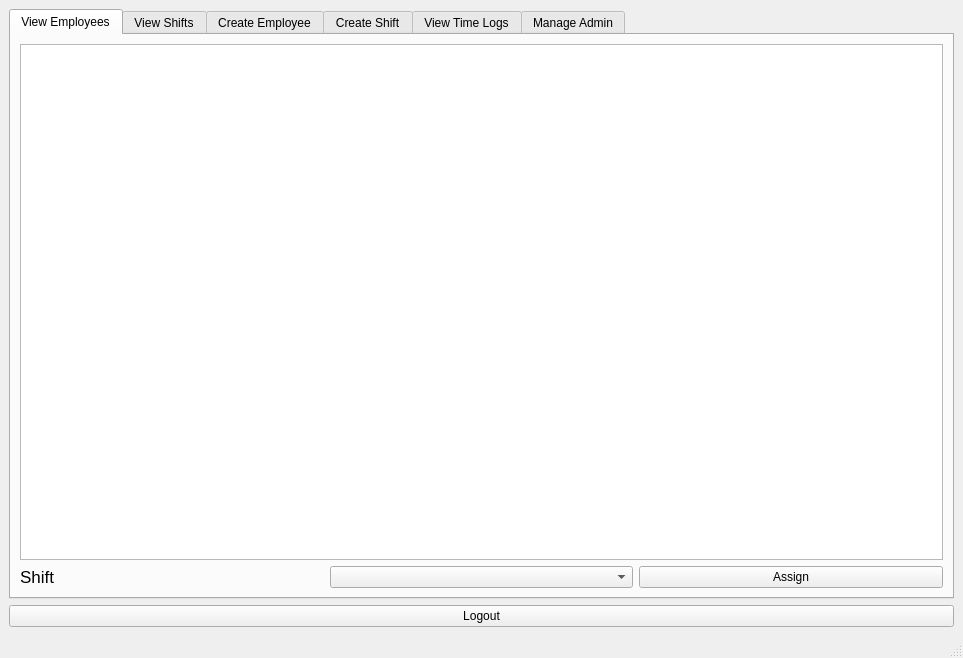
Qt form main.ui (jaggerjack61/FacialRecognitionPayroll) before a commit.
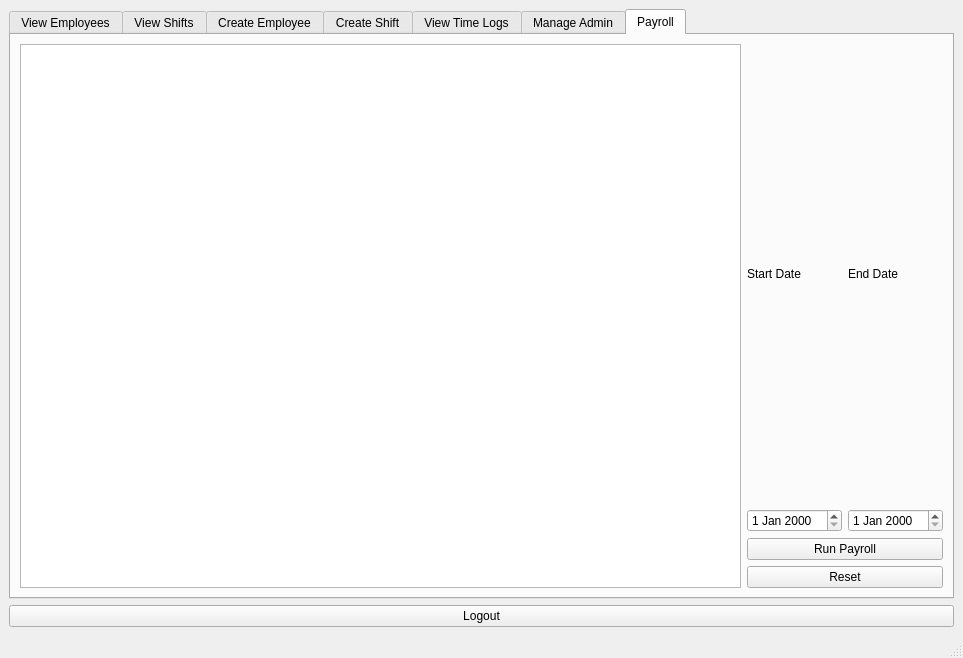
The same form after that commit. The open tabs and pages were chosen to show the change.

Commit message: added payroll view only functionality left

Patch:
```diff
--- a/main.ui
+++ b/main.ui
@@ -348,6 +348,50 @@
         </item>
        </layout>
       </widget>
+      <widget class="QWidget" name="tab_7">
+       <attribute name="title">
+        <string>Payroll</string>
+       </attribute>
+       <layout class="QGridLayout" name="gridLayout_7">
+        <item row="0" column="2">
+         <widget class="QLabel" name="label_18">
+          <property name="text">
+           <string>End Date</string>
+          </property>
+         </widget>
+        </item>
+        <item row="0" column="0" rowspan="4">
+         <widget class="QListWidget" name="listWidget"/>
+        </item>
+        <item row="1" column="2">
+         <widget class="QDateEdit" name="EndPayroll"/>
+        </item>
+        <item row="3" column="1" colspan="2">
+         <widget class="QPushButton" name="ResetPayrollButton">
+          <property name="text">
+           <string>Reset</string>
+          </property>
+         </widget>
+        </item>
+        <item row="1" column="1">
+         <widget class="QDateEdit" name="StartPayroll"/>
+        </item>
+        <item row="2" column="1" colspan="2">
+         <widget class="QPushButton" name="RunPayrollButton">
+          <property name="text">
+           <string>Run Payroll</string>
+          </property>
+         </widget>
+        </item>
+        <item row="0" column="1">
+         <widget class="QLabel" name="label_17">
+          <property name="text">
+           <string>Start Date</string>
+          </property>
+         </widget>
+        </item>
+       </layout>
+      </widget>
      </widget>
     </item>
     <item>
```
The commit also changes 4 other files.
